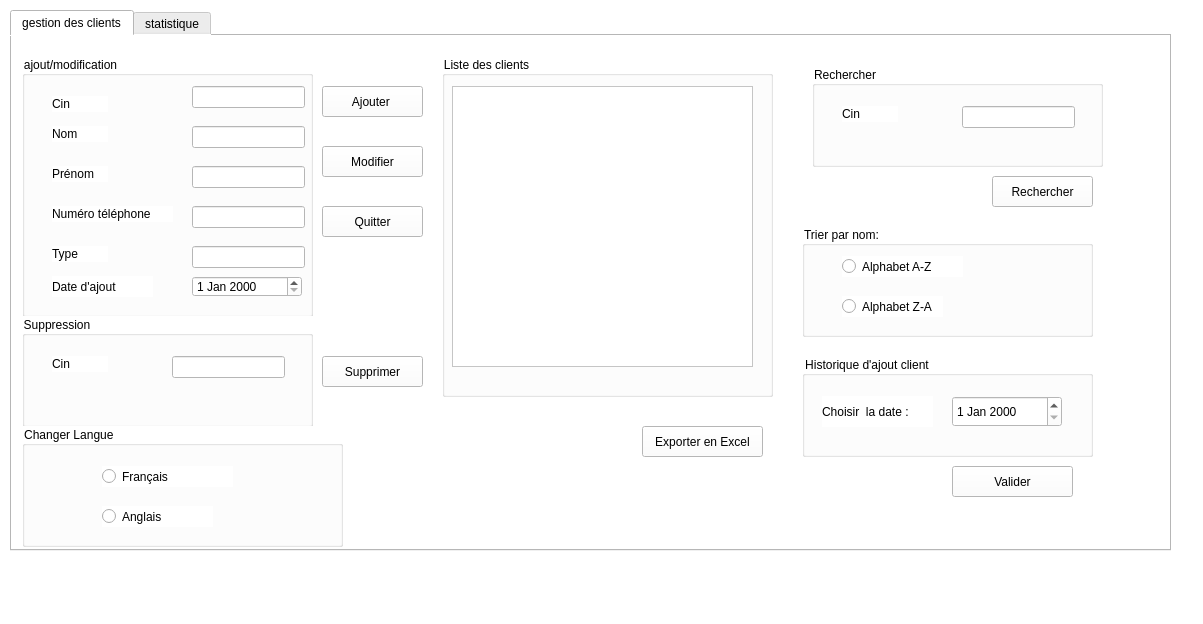
Qt form mainwindow.ui (MaramBr/Smart-Real-Estate-2A9) before a commit.
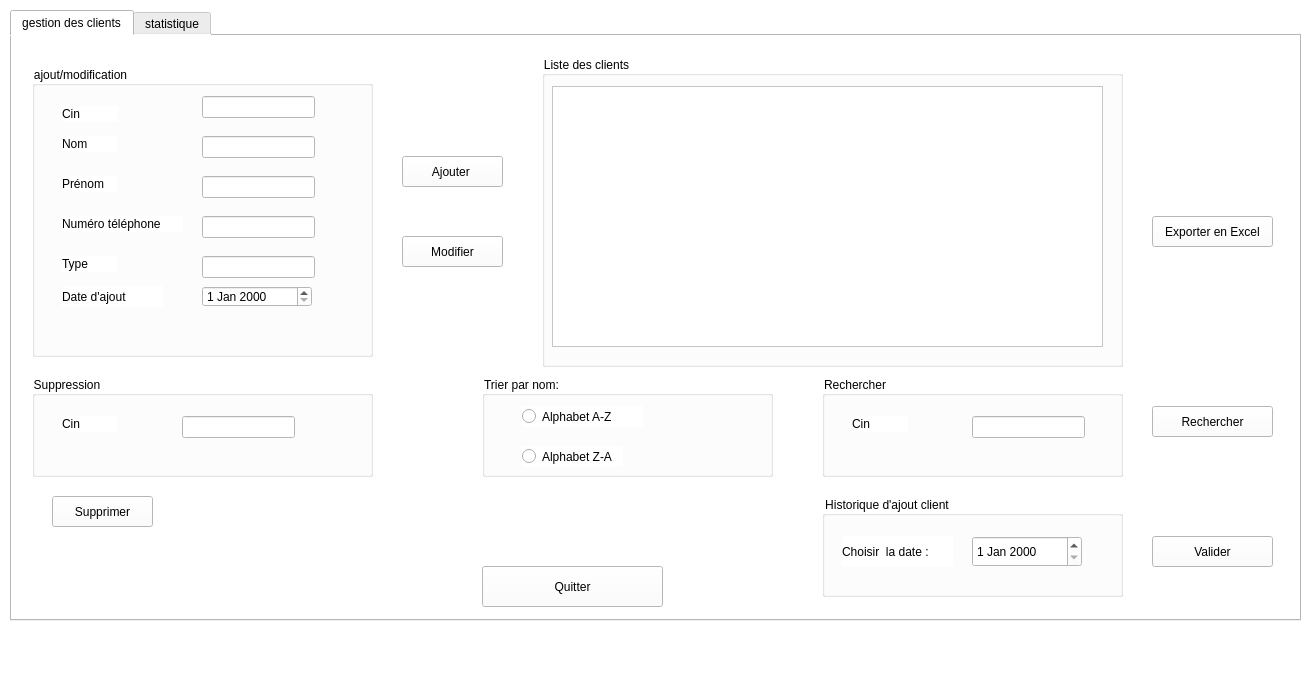
The same form after that commit.

Diff of the .ui file:
```diff
--- a/mainwindow.ui
+++ b/mainwindow.ui
@@ -6,8 +6,8 @@
    <rect>
     <x>0</x>
     <y>0</y>
-    <width>1203</width>
-    <height>624</height>
+    <width>1308</width>
+    <height>673</height>
    </rect>
   </property>
   <property name="windowTitle">
@@ -22,8 +22,8 @@
      <rect>
       <x>10</x>
       <y>10</y>
-      <width>1161</width>
-      <height>541</height>
+      <width>1291</width>
+      <height>611</height>
      </rect>
     </property>
     <property name="autoFillBackground">
@@ -43,10 +43,10 @@
      <widget class="QGroupBox" name="groupBox">
       <property name="geometry">
        <rect>
-        <x>10</x>
-        <y>20</y>
-        <width>291</width>
-        <height>261</height>
+        <x>20</x>
+        <y>30</y>
+        <width>341</width>
+        <height>291</height>
        </rect>
       </property>
       <property name="title">
@@ -194,8 +194,8 @@
      <widget class="QPushButton" name="ajouter">
       <property name="geometry">
        <rect>
-        <x>310</x>
-        <y>50</y>
+        <x>390</x>
+        <y>120</y>
         <width>101</width>
         <height>31</height>
        </rect>
@@ -207,8 +207,8 @@
      <widget class="QPushButton" name="modifier">
       <property name="geometry">
        <rect>
-        <x>310</x>
-        <y>110</y>
+        <x>390</x>
+        <y>200</y>
         <width>101</width>
         <height>31</height>
        </rect>
@@ -220,10 +220,10 @@
      <widget class="QPushButton" name="quitter">
       <property name="geometry">
        <rect>
-        <x>310</x>
-        <y>170</y>
-        <width>101</width>
-        <height>31</height>
+        <x>470</x>
+        <y>530</y>
+        <width>181</width>
+        <height>41</height>
        </rect>
       </property>
       <property name="text">
@@ -233,10 +233,10 @@
      <widget class="QGroupBox" name="groupBox_9">
       <property name="geometry">
        <rect>
-        <x>10</x>
-        <y>280</y>
-        <width>291</width>
-        <height>111</height>
+        <x>20</x>
+        <y>340</y>
+        <width>341</width>
+        <height>101</height>
        </rect>
       </property>
       <property name="title">
@@ -269,8 +269,8 @@
      <widget class="QPushButton" name="supprimer">
       <property name="geometry">
        <rect>
-        <x>310</x>
-        <y>320</y>
+        <x>40</x>
+        <y>460</y>
         <width>101</width>
         <height>31</height>
        </rect>
@@ -282,10 +282,10 @@
      <widget class="QGroupBox" name="groupBox_10">
       <property name="geometry">
        <rect>
-        <x>430</x>
+        <x>530</x>
         <y>20</y>
-        <width>331</width>
-        <height>341</height>
+        <width>581</width>
+        <height>311</height>
        </rect>
       </property>
       <property name="title">
@@ -296,8 +296,8 @@
         <rect>
          <x>10</x>
          <y>30</y>
-         <width>301</width>
-         <height>281</height>
+         <width>551</width>
+         <height>261</height>
         </rect>
        </property>
       </widget>
@@ -305,8 +305,8 @@
      <widget class="QPushButton" name="pushButton_12">
       <property name="geometry">
        <rect>
-        <x>630</x>
-        <y>390</y>
+        <x>1140</x>
+        <y>180</y>
         <width>121</width>
         <height>31</height>
        </rect>
@@ -318,9 +318,9 @@
      <widget class="QGroupBox" name="groupBox_11">
       <property name="geometry">
        <rect>
-        <x>800</x>
-        <y>30</y>
-        <width>291</width>
+        <x>810</x>
+        <y>340</y>
+        <width>301</width>
         <height>101</height>
        </rect>
       </property>
@@ -354,9 +354,9 @@
      <widget class="QPushButton" name="pushButton_13">
       <property name="geometry">
        <rect>
-        <x>980</x>
-        <y>140</y>
-        <width>101</width>
+        <x>1140</x>
+        <y>370</y>
+        <width>121</width>
         <height>31</height>
        </rect>
       </property>
@@ -367,10 +367,10 @@
      <widget class="QGroupBox" name="groupBox_3">
       <property name="geometry">
        <rect>
-        <x>790</x>
-        <y>190</y>
+        <x>470</x>
+        <y>340</y>
         <width>291</width>
-        <height>111</height>
+        <height>101</height>
        </rect>
       </property>
       <property name="title">
@@ -406,9 +406,9 @@
      <widget class="QGroupBox" name="groupBox_4">
       <property name="geometry">
        <rect>
-        <x>790</x>
-        <y>320</y>
-        <width>291</width>
+        <x>810</x>
+        <y>460</y>
+        <width>301</width>
         <height>101</height>
        </rect>
       </property>
@@ -439,50 +439,11 @@
        </property>
       </widget>
      </widget>
-     <widget class="QGroupBox" name="groupBox_12">
-      <property name="geometry">
-       <rect>
-        <x>10</x>
-        <y>390</y>
-        <width>321</width>
-        <height>121</height>
-       </rect>
-      </property>
-      <property name="title">
-       <string>Changer Langue </string>
-      </property>
-      <widget class="QRadioButton" name="radioButton_7">
-       <property name="geometry">
-        <rect>
-         <x>80</x>
-         <y>40</y>
-         <width>131</width>
-         <height>21</height>
-        </rect>
-       </property>
-       <property name="text">
-        <string>Français</string>
-       </property>
-      </widget>
-      <widget class="QRadioButton" name="radioButton_8">
-       <property name="geometry">
-        <rect>
-         <x>80</x>
-         <y>80</y>
-         <width>111</width>
-         <height>21</height>
-        </rect>
-       </property>
-       <property name="text">
-        <string>Anglais</string>
-       </property>
-      </widget>
-     </widget>
      <widget class="QPushButton" name="pushButton_14">
       <property name="geometry">
        <rect>
-        <x>940</x>
-        <y>430</y>
+        <x>1140</x>
+        <y>500</y>
         <width>121</width>
         <height>31</height>
        </rect>
```
Left out of the diff: 2 changed lines with no effect on the pictures.
